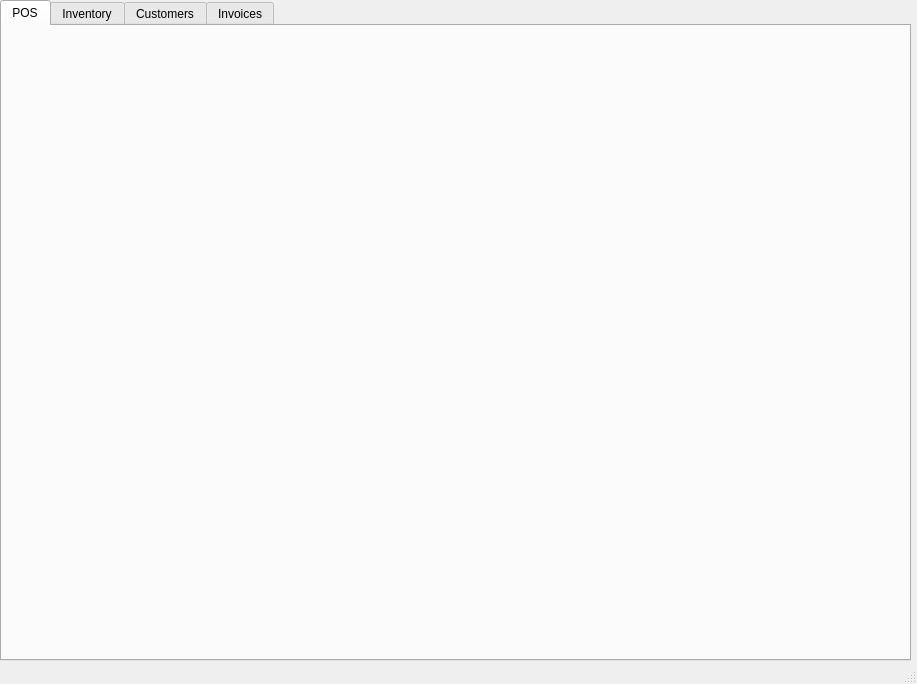
First picture: the form in GUI.ui, repository QAPT12/Semester-Group-Project, before the edit.
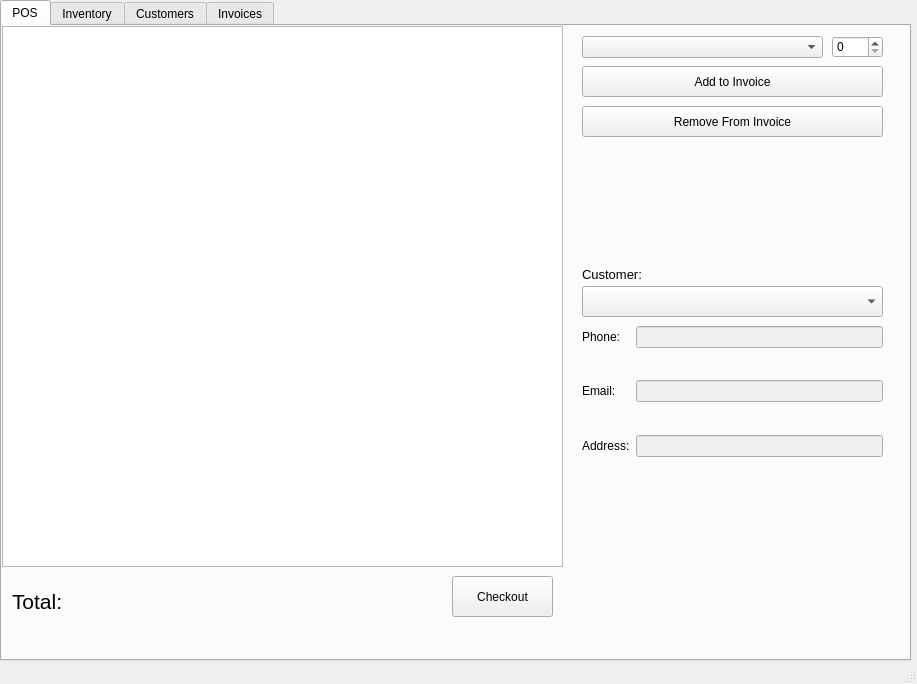
Second picture: the form after the edit. The open tabs and pages were chosen to show the change.

Commit message: pos page initial created

What changed in the file:
```diff
--- a/GUI.ui
+++ b/GUI.ui
@@ -30,6 +30,219 @@
      <attribute name="title">
       <string>POS</string>
      </attribute>
+     <widget class="QTableWidget" name="tbl_pos_invoice">
+      <property name="geometry">
+       <rect>
+        <x>0</x>
+        <y>0</y>
+        <width>561</width>
+        <height>541</height>
+       </rect>
+      </property>
+     </widget>
+     <widget class="QLabel" name="label_22">
+      <property name="geometry">
+       <rect>
+        <x>10</x>
+        <y>550</y>
+        <width>51</width>
+        <height>51</height>
+       </rect>
+      </property>
+      <property name="font">
+       <font>
+        <pointsize>16</pointsize>
+       </font>
+      </property>
+      <property name="text">
+       <string>Total: </string>
+      </property>
+     </widget>
+     <widget class="QLabel" name="lbl_pos_total_price">
+      <property name="geometry">
+       <rect>
+        <x>70</x>
+        <y>560</y>
+        <width>121</width>
+        <height>31</height>
+       </rect>
+      </property>
+      <property name="font">
+       <font>
+        <pointsize>16</pointsize>
+       </font>
+      </property>
+      <property name="text">
+       <string/>
+      </property>
+     </widget>
+     <widget class="QComboBox" name="cmb_pos_items">
+      <property name="geometry">
+       <rect>
+        <x>580</x>
+        <y>10</y>
+        <width>241</width>
+        <height>22</height>
+       </rect>
+      </property>
+     </widget>
+     <widget class="QSpinBox" name="spb_pos_item_amount">
+      <property name="geometry">
+       <rect>
+        <x>830</x>
+        <y>10</y>
+        <width>51</width>
+        <height>22</height>
+       </rect>
+      </property>
+     </widget>
+     <widget class="QPushButton" name="btn_pos_add_item">
+      <property name="geometry">
+       <rect>
+        <x>580</x>
+        <y>40</y>
+        <width>301</width>
+        <height>31</height>
+       </rect>
+      </property>
+      <property name="text">
+       <string>Add to Invoice</string>
+      </property>
+     </widget>
+     <widget class="QPushButton" name="btn_pos_remove_item">
+      <property name="geometry">
+       <rect>
+        <x>580</x>
+        <y>80</y>
+        <width>301</width>
+        <height>31</height>
+       </rect>
+      </property>
+      <property name="text">
+       <string>Remove From Invoice</string>
+      </property>
+     </widget>
+     <widget class="QComboBox" name="cmb_pos_customer">
+      <property name="geometry">
+       <rect>
+        <x>580</x>
+        <y>260</y>
+        <width>301</width>
+        <height>31</height>
+       </rect>
+      </property>
+     </widget>
+     <widget class="QLabel" name="label_23">
+      <property name="geometry">
+       <rect>
+        <x>580</x>
+        <y>240</y>
+        <width>71</width>
+        <height>16</height>
+       </rect>
+      </property>
+      <property name="font">
+       <font>
+        <pointsize>10</pointsize>
+       </font>
+      </property>
+      <property name="text">
+       <string>Customer:</string>
+      </property>
+     </widget>
+     <widget class="QPushButton" name="btn_pos_checkout">
+      <property name="geometry">
+       <rect>
+        <x>450</x>
+        <y>550</y>
+        <width>101</width>
+        <height>41</height>
+       </rect>
+      </property>
+      <property name="text">
+       <string>Checkout</string>
+      </property>
+     </widget>
+     <widget class="QWidget" name="formLayoutWidget_5">
+      <property name="geometry">
+       <rect>
+        <x>580</x>
+        <y>300</y>
+        <width>301</width>
+        <height>131</height>
+       </rect>
+      </property>
+      <layout class="QFormLayout" name="formLayout_5">
+       <item row="0" column="0">
+        <widget class="QLabel" name="label_24">
+         <property name="text">
+          <string>Phone:</string>
+         </property>
+        </widget>
+       </item>
+       <item row="2" column="0">
+        <widget class="QLabel" name="label_25">
+         <property name="text">
+          <string>Email:</string>
+         </property>
+        </widget>
+       </item>
+       <item row="4" column="0">
+        <widget class="QLabel" name="label_26">
+         <property name="text">
+          <string>Address:</string>
+         </property>
+        </widget>
+       </item>
+       <item row="0" column="1">
+        <widget class="QLineEdit" name="txt_pos_customer_phone">
+         <property name="enabled">
+          <bool>false</bool>
+         </property>
+        </widget>
+       </item>
+       <item row="2" column="1">
+        <widget class="QLineEdit" name="txt_pos_customer_email">
+         <property name="enabled">
+          <bool>false</bool>
+         </property>
+        </widget>
+       </item>
+       <item row="4" column="1">
+        <widget class="QLineEdit" name="txt_pos_customer_address">
+         <property name="enabled">
+          <bool>false</bool>
+         </property>
+        </widget>
+       </item>
+       <item row="1" column="1">
+        <spacer name="verticalSpacer_17">
+         <property name="orientation">
+          <enum>Qt::Vertical</enum>
+         </property>
+         <property name="sizeHint" stdset="0">
+          <size>
+           <width>20</width>
+           <height>40</height>
+          </size>
+         </property>
+        </spacer>
+       </item>
+       <item row="3" column="1">
+        <spacer name="verticalSpacer_18">
+         <property name="orientation">
+          <enum>Qt::Vertical</enum>
+         </property>
+         <property name="sizeHint" stdset="0">
+          <size>
+           <width>20</width>
+           <height>40</height>
+          </size>
+         </property>
+        </spacer>
+       </item>
+      </layout>
+     </widget>
     </widget>
     <widget class="QWidget" name="tab_3">
      <attribute name="title">
```
Left out of the diff: 28 changed lines with no effect on the pictures.
